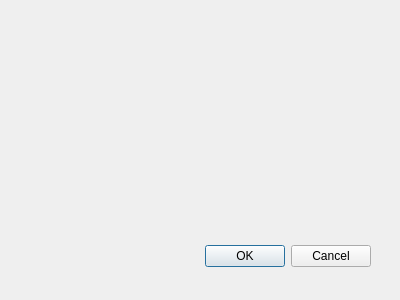
Dorset-Council-UK/QGIS.Mosaic.Builder, file mosaic_builder_dialog_base.ui: the form before one commit.
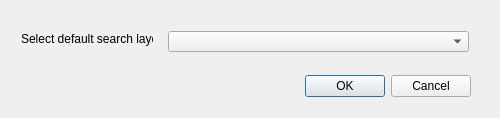
The form after the commit. Custom widgets are drawn as their Qt base class.

Commit message: Added ability to set the default search layer. If not set, the plugin will use the active layer. Ended up using the dialogue box after all.

```diff
--- a/mosaic_builder_dialog_base.ui
+++ b/mosaic_builder_dialog_base.ui
@@ -1,22 +1,22 @@
 <ui version="4.0" >
  <class>MosaicBuilderDialogBase</class>
- <widget class="QDialog" name="MosaicBuilderDialogBase" >
-  <property name="geometry" >
+ <widget class="QDialog" name="MosaicBuilderDialogBase">
+  <property name="geometry">
    <rect>
     <x>0</x>
     <y>0</y>
-    <width>400</width>
-    <height>300</height>
+    <width>500</width>
+    <height>118</height>
    </rect>
   </property>
   <property name="windowTitle" >
    <string>Mosaic Builder</string>
   </property>
-  <widget class="QDialogButtonBox" name="button_box" >
-   <property name="geometry" >
+  <widget class="QDialogButtonBox" name="button_box">
+   <property name="geometry">
     <rect>
-     <x>30</x>
-     <y>240</y>
+     <x>130</x>
+     <y>70</y>
      <width>341</width>
      <height>32</height>
     </rect>
@@ -28,7 +28,40 @@
     <set>QDialogButtonBox::Cancel|QDialogButtonBox::Ok</set>
    </property>
   </widget>
+  <widget class="QgsMapLayerComboBox" name="layerSelectionCombo">
+   <property name="geometry">
+    <rect>
+     <x>168</x>
+     <y>31</y>
+     <width>301</width>
+     <height>21</height>
+    </rect>
+   </property>
+   <property name="allowEmptyLayer">
+    <bool>true</bool>
+   </property>
+  </widget>
+  <widget class="QLabel" name="label">
+   <property name="geometry">
+    <rect>
+     <x>21</x>
+     <y>31</y>
+     <width>132</width>
+     <height>16</height>
+    </rect>
+   </property>
+   <property name="text">
+    <string>Select default search layer:</string>
+   </property>
+  </widget>
  </widget>
+ <customwidgets>
+  <customwidget>
+   <class>QgsMapLayerComboBox</class>
+   <extends>QComboBox</extends>
+   <header>qgsmaplayercombobox.h</header>
+  </customwidget>
+ </customwidgets>
  <resources/>
  <connections>
   <connection>
```
Left out of the diff: 35 changed lines with no effect on the pictures. The commit also changes 4 other files.
